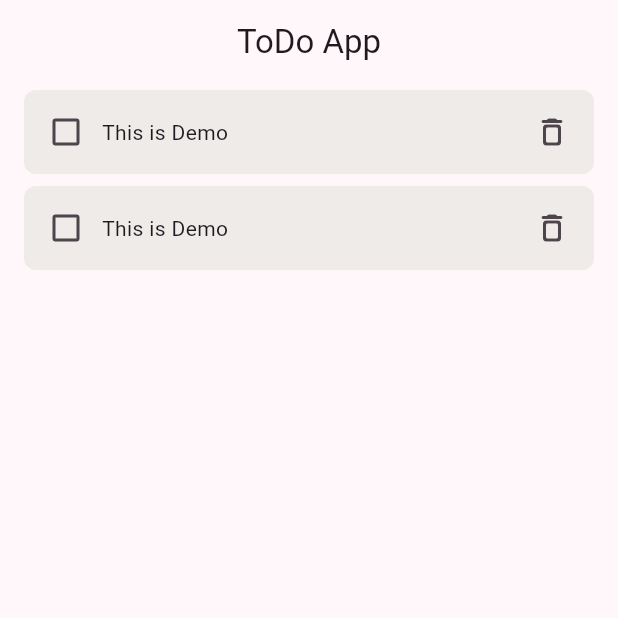
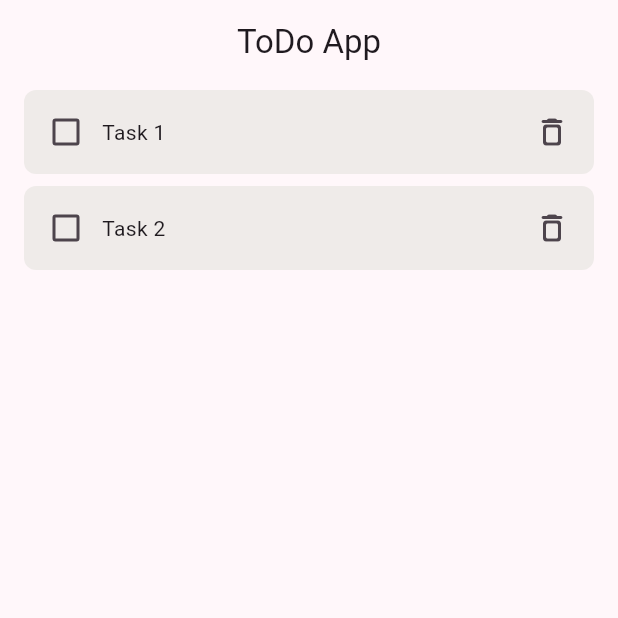
Before and after one commit to dev-arctik/Flutter-TODO-v2, a Flutter app: the screen it shows after launch, on a phone screen of 412 x 824 dp, the top half of it. Run offline on Flutter 3.47's test engine with Material 3 defaults, Android fonts, the phone set to English and light mode, and no system bars.

Commit message:
Added a variable string to accept task title in the TodoTile Widget

```diff
--- a/lib/main.dart
+++ b/lib/main.dart
@@ -18,7 +18,7 @@ class MyApp extends StatelessWidget {
         useMaterial3: true,
       ),
       debugShowCheckedModeBanner: false,
-      home: const HomePage(),
+      home: const MyHomePage(),
     );
   }
 }
--- a/lib/presentation/screen/homescreen.dart
+++ b/lib/presentation/screen/homescreen.dart
@@ -2,27 +2,34 @@ import 'package:flutter/material.dart';
 import 'package:todo_app_v2/presentation/widget/addtodotextfield.dart';
 import 'package:todo_app_v2/presentation/widget/todotile.dart';
 
-class HomePage extends StatelessWidget {
-  const HomePage({super.key});
+class MyHomePage extends StatelessWidget {
+  const MyHomePage({super.key});
 
   @override
   Widget build(BuildContext context) {
+    // List to store TO-DO tasks
+    List<String> todoItems = ["Task 1", "Task 2"];
+
     return Scaffold(
       appBar: AppBar(
         title: const Text("ToDo App"),
         centerTitle: true,
       ),
-      body: const Column(
+      body: Column(
         crossAxisAlignment: CrossAxisAlignment.center,
         mainAxisAlignment: MainAxisAlignment.spaceBetween,
         children: [
-          Column(
-            children: [
-              TodoTile(),
-              TodoTile(),
-            ],
+          Expanded(
+            child: ListView.builder(
+              itemCount: todoItems.length,
+              itemBuilder: (context, index) {
+                return TodoTile(
+                  task: todoItems[index],
+                );
+              },
+            ),
           ),
-          AddTodoTextField()
+          const AddTodoTextField()
         ],
       ),
     );
--- a/lib/presentation/widget/todotile.dart
+++ b/lib/presentation/widget/todotile.dart
@@ -1,7 +1,9 @@
 import 'package:flutter/material.dart';
 
 class TodoTile extends StatefulWidget {
-  const TodoTile({super.key});
+  final String task;
+
+  const TodoTile({super.key, required this.task});
 
   @override
   State<TodoTile> createState() => _TodoTileState();
@@ -32,7 +34,7 @@ class _TodoTileState extends State<TodoTile> {
                   },
                 ),
                 Text(
-                  "This is Demo",
+                  widget.task,
                   style: TextStyle(
                       decoration: isCompleted
                           ? TextDecoration.lineThrough
```
